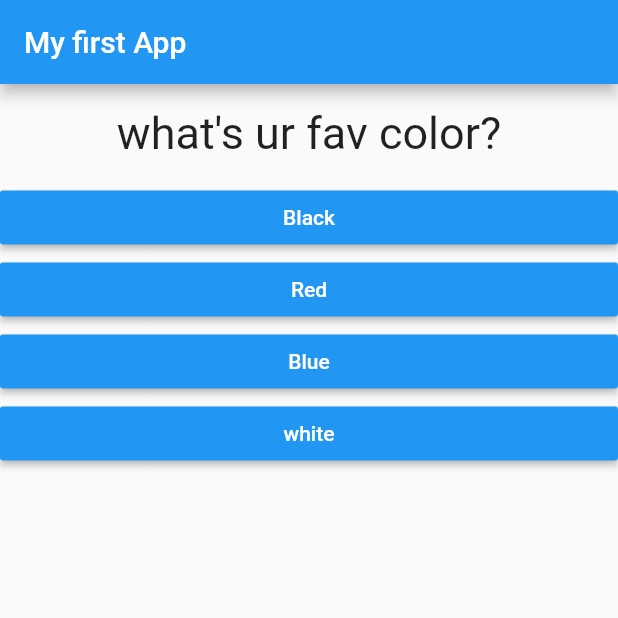
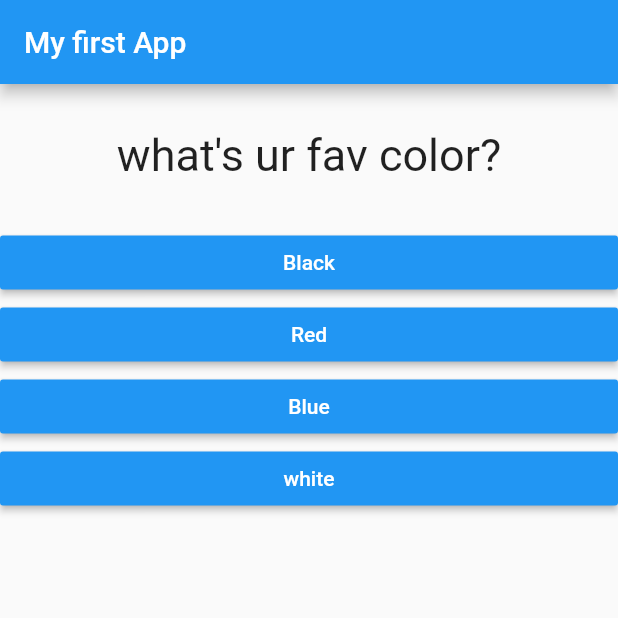
Before and after one commit to VivanVatsa/Qwizapp, a Flutter app: the screen it shows after launch, on a phone screen of 412 x 824 dp, the top half of it. Run offline on Flutter 3.47's test engine with Material 2 defaults, Android fonts, the phone set to English and light mode, and no system bars.

Commit message:
editing the alignment

```diff
--- a/lib/main.dart
+++ b/lib/main.dart
@@ -61,6 +61,7 @@ class _MyAppState extends State<MyApp> {
           title: Text('My first App'),
         ),
         body: Column(
+          // crossAxisAlignment: CrossAxisAlignment.center,
           children: [
             Question(
               question[_questionIndex]['questionText'],
--- a/lib/question.dart
+++ b/lib/question.dart
@@ -1,4 +1,5 @@
 import 'package:flutter/material.dart';
+import 'dart:core';
 
 class Question extends StatelessWidget {
   final String questionText;
@@ -9,8 +10,10 @@ class Question extends StatelessWidget {
   @override
   Widget build(BuildContext context) {
     return Container(
+      // alignment: Center,
       width: double.infinity,
-      margin: EdgeInsets.all(15),
+      margin: EdgeInsets.all(30),
+      // alignment: Alignment.center,
       child: Text(
       questionText,
       style: TextStyle(fontSize: 30),
```
